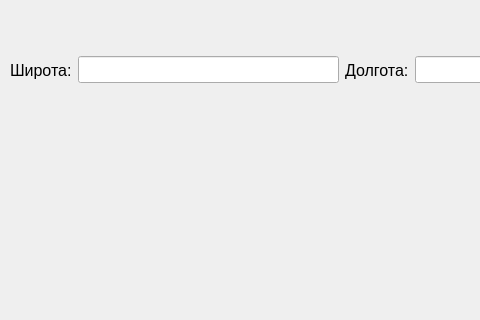
Old version of the form uic/map.ui in the repository Serafaz/miniProject; both pictures show x 0 to 480 and y 0 to 320 of the 800 by 800 pixel window.
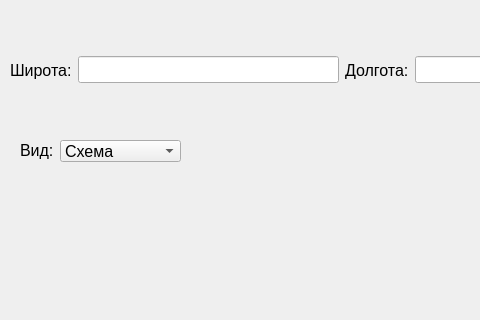
New version of the form.

```diff
--- a/uic/map.ui
+++ b/uic/map.ui
@@ -207,6 +207,54 @@
     <string>Неверный ввод!</string>
    </property>
   </widget>
+  <widget class="QComboBox" name="layer_comboBox">
+   <property name="geometry">
+    <rect>
+     <x>60</x>
+     <y>140</y>
+     <width>121</width>
+     <height>22</height>
+    </rect>
+   </property>
+   <property name="font">
+    <font>
+     <pointsize>12</pointsize>
+    </font>
+   </property>
+   <item>
+    <property name="text">
+     <string>Схема</string>
+    </property>
+   </item>
+   <item>
+    <property name="text">
+     <string>Спутник</string>
+    </property>
+   </item>
+   <item>
+    <property name="text">
+     <string>Гибрид</string>
+    </property>
+   </item>
+  </widget>
+  <widget class="QLabel" name="label_3">
+   <property name="geometry">
+    <rect>
+     <x>20</x>
+     <y>140</y>
+     <width>51</width>
+     <height>21</height>
+    </rect>
+   </property>
+   <property name="font">
+    <font>
+     <pointsize>12</pointsize>
+    </font>
+   </property>
+   <property name="text">
+    <string>Вид:</string>
+   </property>
+  </widget>
  </widget>
  <resources/>
  <connections/>
```
